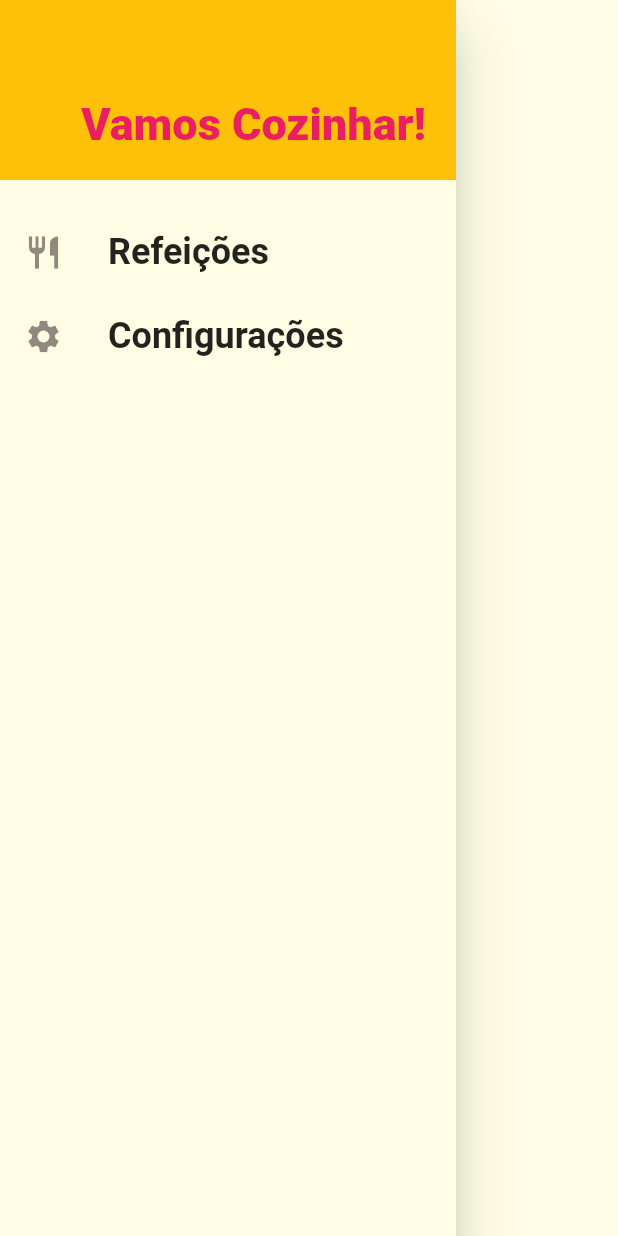
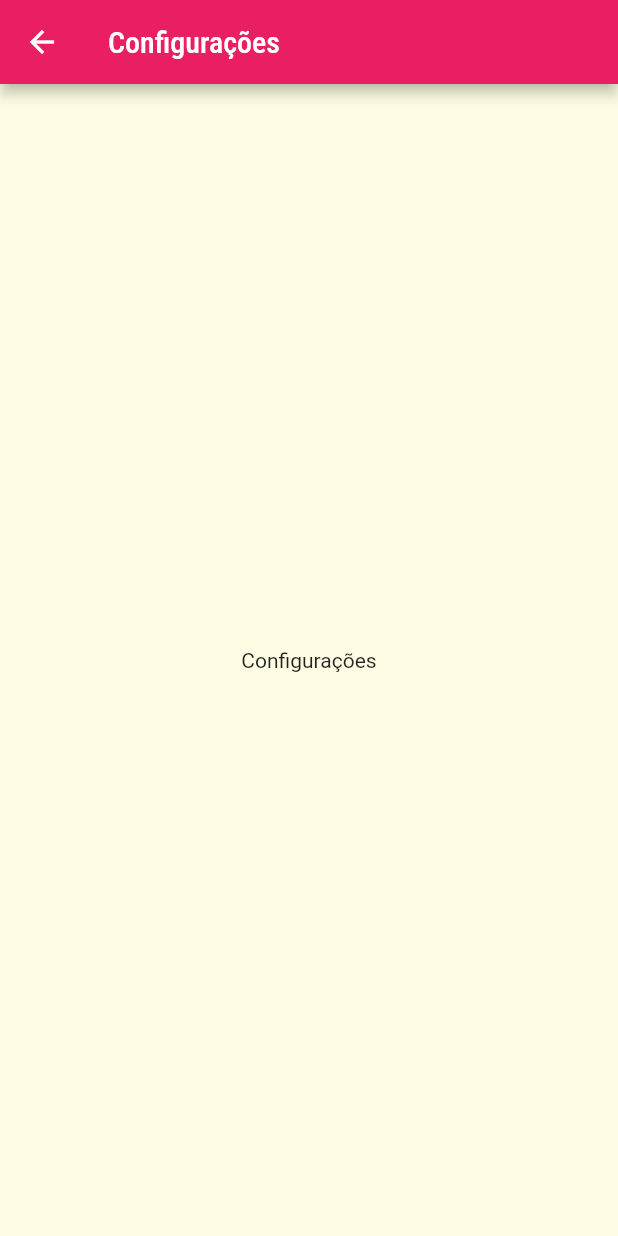
Before and after one commit to huayans/flutter_comidas, a Flutter app: the MainDrawer widget shown alone on an empty page, opened directly, after a tap on "Configurações", on a phone screen of 412 x 824 dp. Run offline on Flutter 3.47's test engine with Material 2 defaults, Android fonts, the phone set to English and light mode, and no system bars; network calls fail; Roboto replaces fonts that are missing (RobotoCondensend).

Commit message:
adicionando links no Drawer

```diff
--- a/my_app/lib/components/main_drawer.dart
+++ b/my_app/lib/components/main_drawer.dart
@@ -1,11 +1,12 @@
 import 'package:flutter/material.dart';
 import 'package:flutter/src/widgets/framework.dart';
 import 'package:flutter/src/widgets/placeholder.dart';
+import 'package:my_app/utils/app_routes.dart';
 
 class MainDrawer extends StatelessWidget {
   const MainDrawer({super.key});
 
-  Widget _createItem(IconData icon, String label) {
+  Widget _createItem(IconData icon, String label, void Function()? onTap) {
     return ListTile(
       leading: Icon(
         icon,
@@ -19,7 +20,7 @@ class MainDrawer extends StatelessWidget {
           fontWeight: FontWeight.bold,
         ),
       ),
-      onTap: () {},
+      onTap: onTap,
     );
   }
 
@@ -46,8 +47,16 @@ class MainDrawer extends StatelessWidget {
           const SizedBox(
             height: 20,
           ),
-          _createItem(Icons.restaurant, 'Refeições'),
-          _createItem(Icons.settings, 'Configurações'),
+          _createItem(
+            Icons.restaurant,
+            'Refeições',
+            () => Navigator.of(context).pushNamed(AppRoutes.home),
+          ),
+          _createItem(
+            Icons.settings,
+            'Configurações',
+            () => Navigator.of(context).pushNamed(AppRoutes.settings),
+          ),
         ],
       ),
     );
--- a/my_app/lib/main.dart
+++ b/my_app/lib/main.dart
@@ -1,5 +1,6 @@
 import 'package:flutter/material.dart';
 import 'package:my_app/screens/meal_detail_screen.dart';
+import 'package:my_app/screens/settings_screen.dart';
 import 'screens/categories_screen.dart';
 import 'screens/categories_meals_screen.dart';
 import 'screens/meal_detail_screen.dart';
@@ -36,6 +37,7 @@ class MyApp extends StatelessWidget {
         AppRoutes.home: (ctx) => const TabsScreen(),
         AppRoutes.categoriesMeals: (ctx) => const CategoriesMealsScreen(),
         AppRoutes.mealDetail: (ctx) => MealDetailScreen(),
+        AppRoutes.settings: (ctx) => const SttingsScreen(),
       },
 /*       onUnknownRoute: (settings) {
         return MaterialPageRoute(
--- /dev/null
+++ b/my_app/lib/screens/settings_screen.dart
@@ -0,0 +1,19 @@
+import 'package:flutter/material.dart';
+import 'package:flutter/src/widgets/framework.dart';
+import 'package:flutter/src/widgets/placeholder.dart';
+
+class SttingsScreen extends StatelessWidget {
+  const SttingsScreen({super.key});
+
+  @override
+  Widget build(BuildContext context) {
+    return Scaffold(
+      appBar: AppBar(
+        title: const Text('Configurações'),
+      ),
+      body: const Center(
+        child: Text('Configurações'),
+      ),
+    );
+  }
+}
--- a/my_app/lib/utils/app_routes.dart
+++ b/my_app/lib/utils/app_routes.dart
@@ -2,4 +2,5 @@ class AppRoutes {
   static const home = '/';
   static const categoriesMeals = '/categories-meals';
   static const mealDetail = '/meal-detail';
+  static const settings = '/settings';
 }
```
